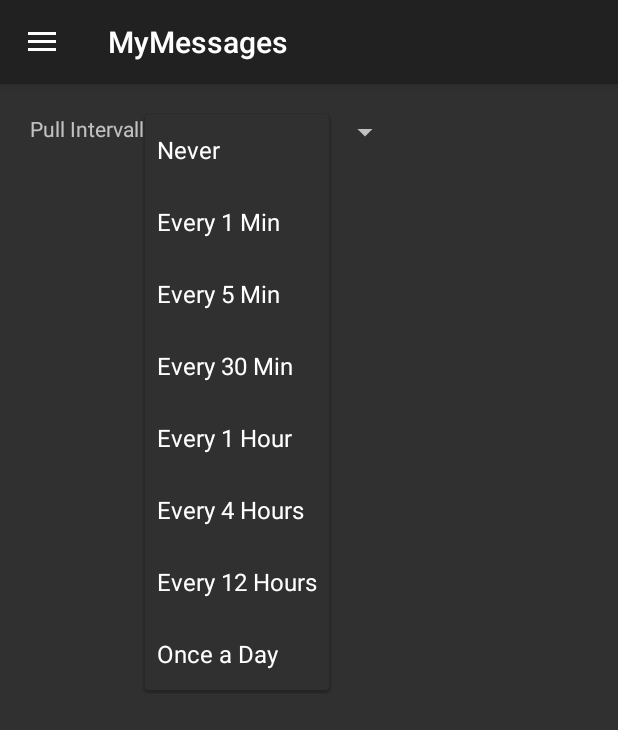
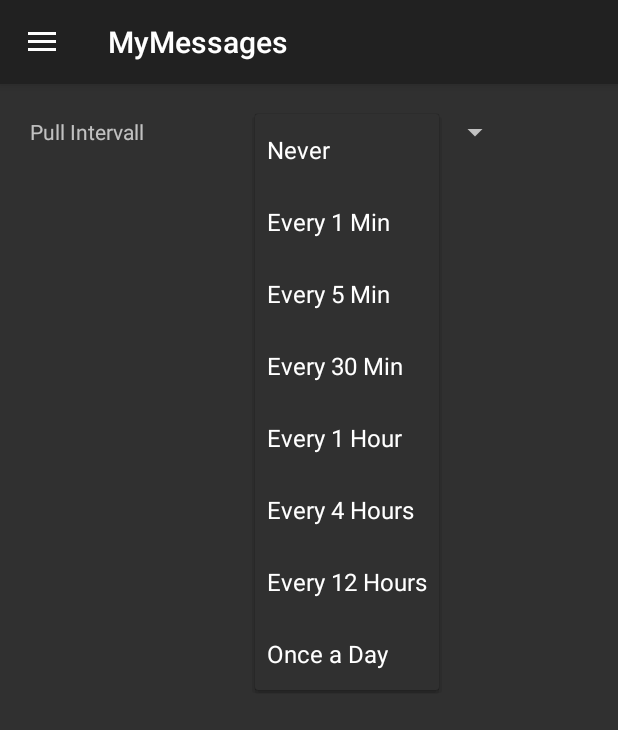
Before and after one commit to Stewin/BroadcastMe_Lite, an Android app: the fragment SettingsFragment placed in its activity, after a tap on "Never", on a phone screen of 412 x 824 dp. Shown: the top 730 px of the screen. Run offline under Robolectric (Android 15) with nearby library versions, the phone set to English and light mode, and no system bars.

Commit message:
OPtione angepasst

```diff
--- a/app/src/main/res/layout/fragment_settings.xml
+++ b/app/src/main/res/layout/fragment_settings.xml
@@ -12,17 +12,17 @@
 
 
         <TextView
-            android:layout_width="wrap_content"
-            android:layout_height="wrap_content"
+            android:layout_width="150dp"
+            android:layout_height="match_parent"
             android:text="Pull Intervall"
             android:id="@+id/textView"
-            android:gravity="left|center_vertical" />
+            android:gravity="left|center_vertical|center_horizontal" />
 
         <Spinner
             android:layout_width="wrap_content"
-            android:layout_height="wrap_content"
+            android:layout_height="match_parent"
             android:id="@+id/spinner"
-            android:layout_gravity="center_horizontal|right"
+            android:layout_gravity="center_horizontal"
             android:entries="@array/intervallValues"
             android:gravity="right" />
 
```
